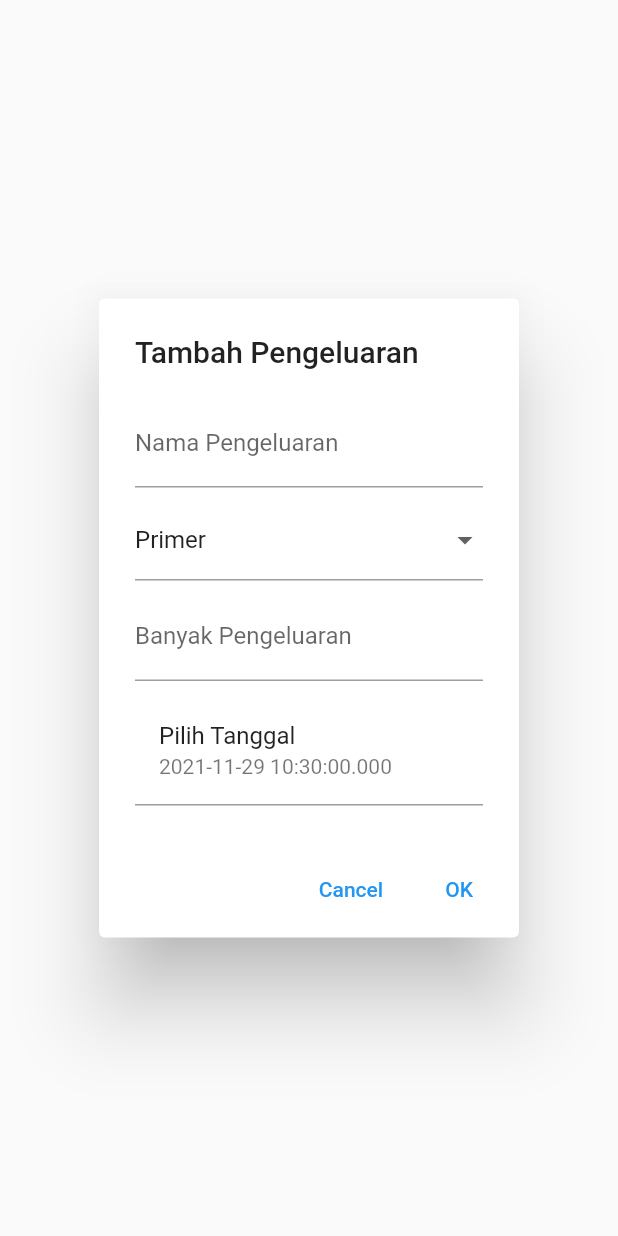
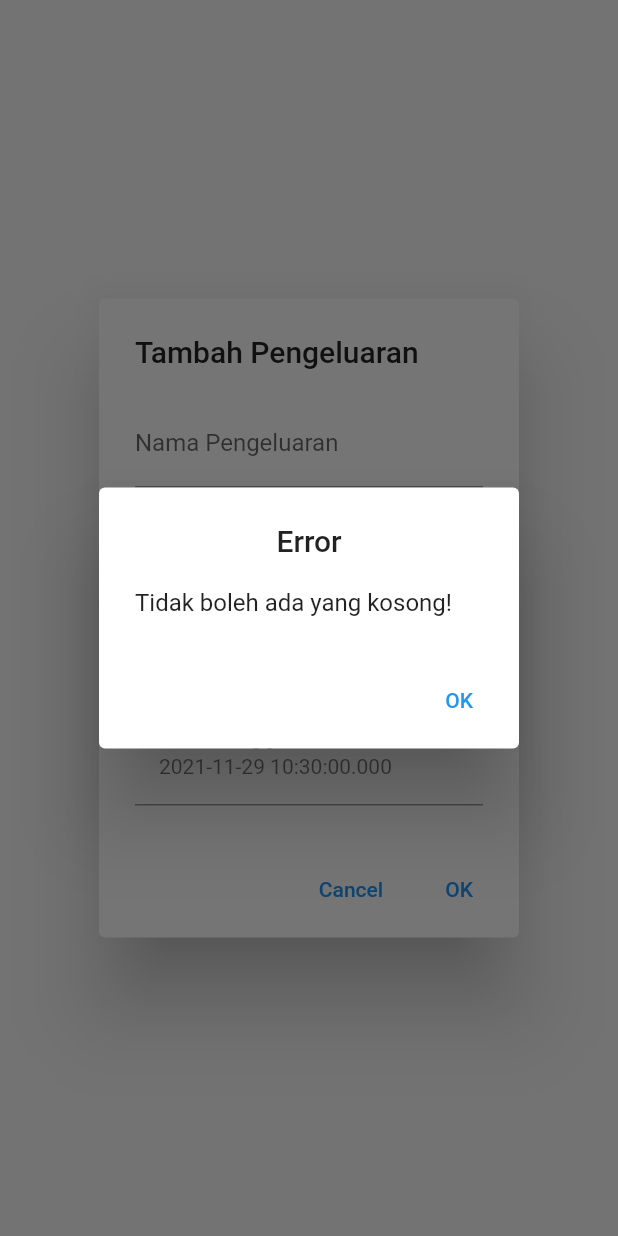
Before and after one commit to SeptiantonRezki/expense_app, a Flutter app: the AlertAddExpenseWidget widget shown alone on an empty page, opened directly, after a tap on "OK", on a phone screen of 412 x 824 dp. Run offline on Flutter 3.47's test engine with Material 2 defaults, Android fonts, the phone set to English and light mode, and no system bars; our stand-ins replace bloc, equatable, flutter_bloc, grouped_list.

```diff
--- a/lib/bloc/expense/expense_state.dart
+++ b/lib/bloc/expense/expense_state.dart
@@ -11,12 +11,10 @@ class ExpenseLoadingState extends ExpenseState {}
 
 class ExpenseLoadedState extends ExpenseState {
   final Map<String, List<Map>> expenseMapList;
-  final List<Map> expenseList;
   final String selectedExpenseDate;
 
   const ExpenseLoadedState({
     this.expenseMapList = const {},
-    this.expenseList = const [],
     this.selectedExpenseDate = "",
   });
 
@@ -27,13 +25,12 @@ class ExpenseLoadedState extends ExpenseState {
   }) {
     return ExpenseLoadedState(
       expenseMapList: newExpenseMapList ?? expenseMapList,
-      expenseList: newExpenseList ?? expenseList,
       selectedExpenseDate: newSelectedExpenseDate ?? selectedExpenseDate,
     );
   }
 
   @override
-  List<Object> get props => [expenseMapList, expenseList, selectedExpenseDate];
+  List<Object> get props => [expenseMapList, selectedExpenseDate];
 }
 
 class ExpenseErrorState extends ExpenseState {
--- a/lib/screens/home_screen.dart
+++ b/lib/screens/home_screen.dart
@@ -25,7 +25,8 @@ class HomeScreen extends StatelessWidget {
         }
 
         if (state is ExpenseLoadedState) {
-          if (state.expenseList.isEmpty && state.selectedExpenseDate.isEmpty) {
+          if (state.expenseMapList.isEmpty &&
+              state.selectedExpenseDate.isEmpty) {
             return const Center(
               child: Text("Pengeluaran masih kosong."),
             );
--- a/lib/widgets/alert_add_expense_widget.dart
+++ b/lib/widgets/alert_add_expense_widget.dart
@@ -99,6 +99,31 @@ class AlertAddExpenseWidget extends StatelessWidget {
         ),
         TextButton(
           onPressed: () {
+            // Jika kosong, tampilkan alert.
+            // Jika diisi, buat pengeluaran baru.
+
+            if (_expenseName.text.isEmpty ||
+                _expenseTotal.text.isEmpty ||
+                _selectedCategory.isEmpty ||
+                _selectedDate.toString().isEmpty) {
+              showDialog(
+                  context: context,
+                  builder: (BuildContext context) {
+                    return AlertDialog(
+                      title: const Text(
+                        "Error",
+                        textAlign: TextAlign.center,
+                      ),
+                      content: const Text("Tidak boleh ada yang kosong!"),
+                      actions: [
+                        TextButton(
+                          onPressed: () => Navigator.pop(context, 'OK'),
+                          child: const Text('OK'),
+                        ),
+                      ],
+                    );
+                  });
+            } else {
               MoneyModel money = MoneyModel(
                 id: _uuid.v4(),
                 label: _expenseName.text,
@@ -110,7 +135,8 @@ class AlertAddExpenseWidget extends StatelessWidget {
               BlocProvider.of<ExpenseBloc>(context)
                   .add(ExpenseAddNewEvent(money: money));
 
-            Navigator.pop(context, "OK");
+              Navigator.of(context).pop();
+            }
           },
           child: const Text("OK"),
         ),
--- a/lib/widgets/alert_select_month_widget.dart
+++ b/lib/widgets/alert_select_month_widget.dart
@@ -31,6 +31,12 @@ class AlertSelectMonthWidget extends StatelessWidget {
               children: state.expenseMapList.keys.map((item) {
                 return ListTile(
                   title: Text(getDateTimeString(item)),
+                  trailing: state.selectedExpenseDate == item
+                      ? const CircleAvatar(
+                          backgroundColor: Colors.blue,
+                          radius: 8.0,
+                        )
+                      : const SizedBox(),
                   onTap: () {
                     context.read<ExpenseBloc>().add(
                           ExpenseChangeSelectedDateEvent(selectedDate: item),
```
Also changed, not shown: lib/bloc/expense/expense_bloc.dart (+10 -16 lines), lib/widgets/expense_widget.dart (+8 -2 lines). Lines whose indentation alone changed are shown as unchanged.
